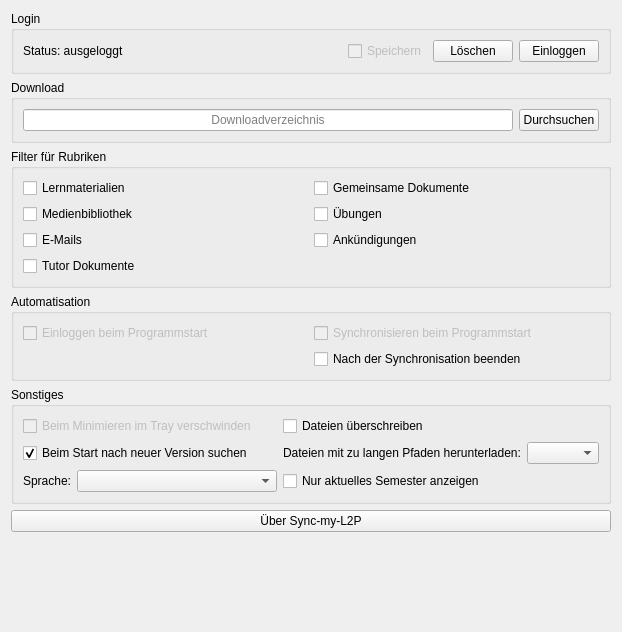
Before: the Qt Designer form gui/options.ui in poodlenoodle42/Sync-my-L2P, drawn with Qt 5.
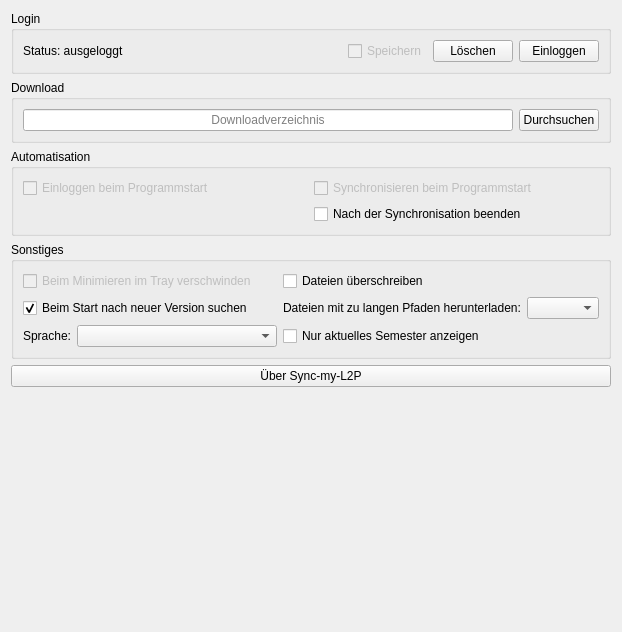
After: the same form once the commit is applied. Icons and pictures are not drawn.

Commit message: Removed content filters by feature (L2P functionality).

```diff
--- a/gui/options.ui
+++ b/gui/options.ui
@@ -118,76 +118,6 @@
      </layout>
     </widget>
    </item>
-   <item>
-    <widget class="QGroupBox" name="filterOptionsBox">
-     <property name="title">
-      <string>Filter für Rubriken</string>
-     </property>
-     <layout class="QGridLayout" name="gridLayout_4">
-      <item row="1" column="1">
-       <widget class="QCheckBox" name="sharedDocumentsCheckBox">
-        <property name="text">
-         <string>Gemeinsame Dokumente</string>
-        </property>
-        <property name="checked">
-         <bool>false</bool>
-        </property>
-       </widget>
-      </item>
-      <item row="2" column="1">
-       <widget class="QCheckBox" name="assignmentsCheckBox">
-        <property name="text">
-         <string>Übungen</string>
-        </property>
-        <property name="checked">
-         <bool>false</bool>
-        </property>
-       </widget>
-      </item>
-      <item row="1" column="0">
-       <widget class="QCheckBox" name="learningMaterialsCheckBox">
-        <property name="text">
-         <string>Lernmaterialien</string>
-        </property>
-        <property name="checked">
-         <bool>false</bool>
-        </property>
-       </widget>
-      </item>
-      <item row="2" column="0">
-       <widget class="QCheckBox" name="mediaLibrarysCheckBox">
-        <property name="text">
-         <string>Medienbibliothek</string>
-        </property>
-        <property name="checked">
-         <bool>false</bool>
-        </property>
-       </widget>
-      </item>
-      <item row="3" column="1">
-       <widget class="QCheckBox" name="announcementAttachmentsCheckBox">
-        <property name="text">
-         <string>Ankündigungen</string>
-        </property>
-       </widget>
-      </item>
-      <item row="3" column="0">
-       <widget class="QCheckBox" name="emailAttachmentsCheckBox">
-        <property name="text">
-         <string>E-Mails</string>
-        </property>
-       </widget>
-      </item>
-      <item row="4" column="0">
-       <widget class="QCheckBox" name="tutorDomainCheckBox">
-        <property name="text">
-         <string>Tutor Dokumente</string>
-        </property>
-       </widget>
-      </item>
-     </layout>
-    </widget>
-   </item>
    <item>
     <widget class="QGroupBox" name="automatisationBox">
      <property name="title">
```
The commit also changes 1 other file.
